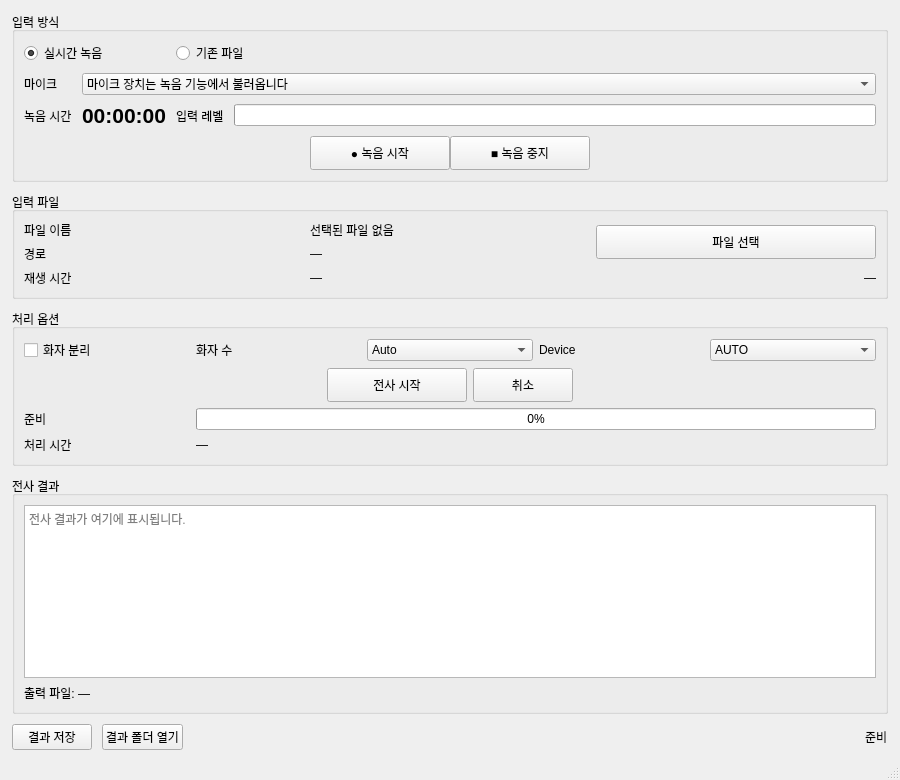
Qt form gui/mainwindow.ui (ongre01/korean_transcriber) before a commit.
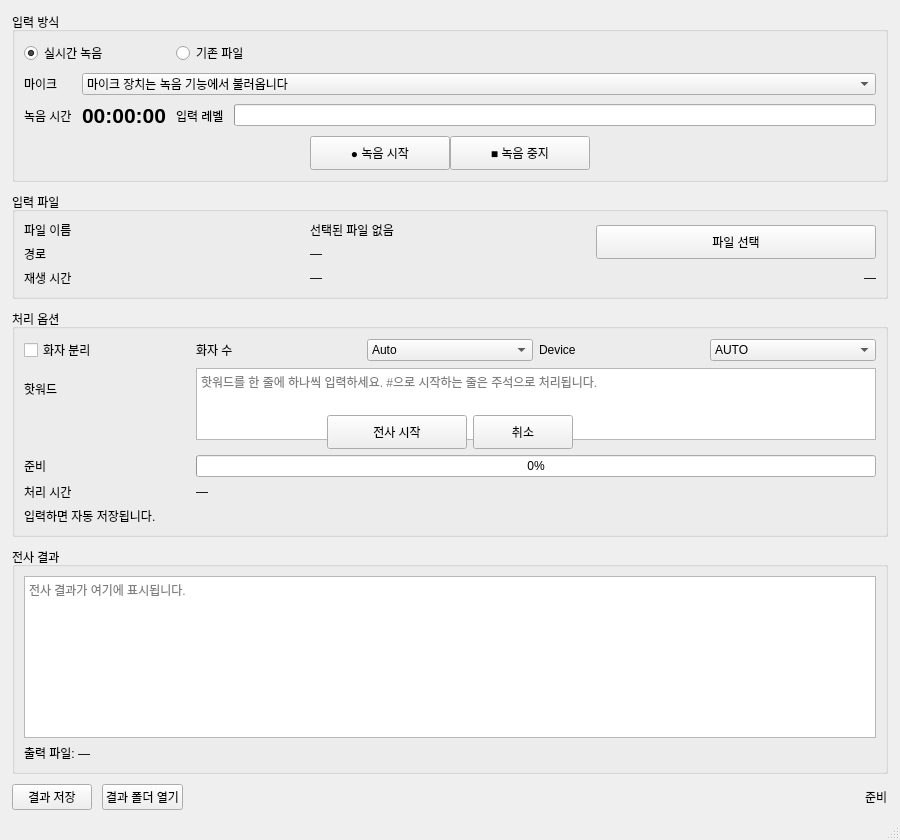
The same form after that commit.

Commit message: feat(gui): add hotwords text edit with auto-save and load functionality

What changed in the file:
```diff
--- a/gui/mainwindow.ui
+++ b/gui/mainwindow.ui
@@ -7,13 +7,13 @@
     <x>0</x>
     <y>0</y>
     <width>900</width>
-    <height>780</height>
+    <height>840</height>
    </rect>
   </property>
   <property name="minimumSize">
    <size>
     <width>760</width>
-    <height>680</height>
+    <height>740</height>
    </size>
   </property>
   <property name="windowTitle">
@@ -197,7 +197,24 @@
          <item><property name="text"><string>GPU</string></property></item>
         </widget>
        </item>
-       <item row="1" column="0" colspan="5">
+       <item row="1" column="0">
+        <widget class="QLabel" name="hotwordsLabel">
+         <property name="text">
+          <string>핫워드</string>
+         </property>
+        </widget>
+       </item>
+       <item row="1" column="1" colspan="4">
+        <widget class="QPlainTextEdit" name="hotwordsTextEdit">
+         <property name="minimumSize">
+          <size><width>0</width><height>72</height></size>
+         </property>
+         <property name="placeholderText">
+          <string>핫워드를 한 줄에 하나씩 입력하세요. #으로 시작하는 줄은 주석으로 처리됩니다.</string>
+         </property>
+        </widget>
+       </item>
+       <item row="2" column="0" colspan="5">
         <layout class="QHBoxLayout" name="processingButtonLayout">
          <item>
           <spacer name="processingButtonLeftSpacer">
@@ -223,30 +240,37 @@
            <property name="sizeHint" stdset="0"><size><width>40</width><height>20</height></size></property>
           </spacer>
          </item>
-        </layout>
+       </layout>
        </item>
-       <item row="2" column="0">
+       <item row="3" column="0">
         <widget class="QLabel" name="processingStateLabel">
          <property name="text"><string>준비</string></property>
-        </widget>
+       </widget>
        </item>
-       <item row="2" column="1" colspan="4">
+       <item row="3" column="1" colspan="4">
         <widget class="QProgressBar" name="processingProgressBar">
          <property name="minimum"><number>0</number></property>
          <property name="maximum"><number>100</number></property>
          <property name="value"><number>0</number></property>
-        </widget>
+       </widget>
        </item>
-       <item row="3" column="0">
+       <item row="4" column="0">
         <widget class="QLabel" name="processingTimeTitleLabel">
          <property name="text"><string>처리 시간</string></property>
-        </widget>
+       </widget>
        </item>
-       <item row="3" column="1" colspan="4">
+       <item row="4" column="1" colspan="4">
         <widget class="QLabel" name="processingTimeLabel">
          <property name="text"><string>—</string></property>
         </widget>
        </item>
+       <item row="5" column="0" colspan="5">
+        <widget class="QLabel" name="hotwordsStatusLabel">
+         <property name="text">
+          <string>입력하면 자동 저장됩니다.</string>
+         </property>
+        </widget>
+       </item>
       </layout>
      </widget>
     </item>
```
The commit also changes 2 other files.
